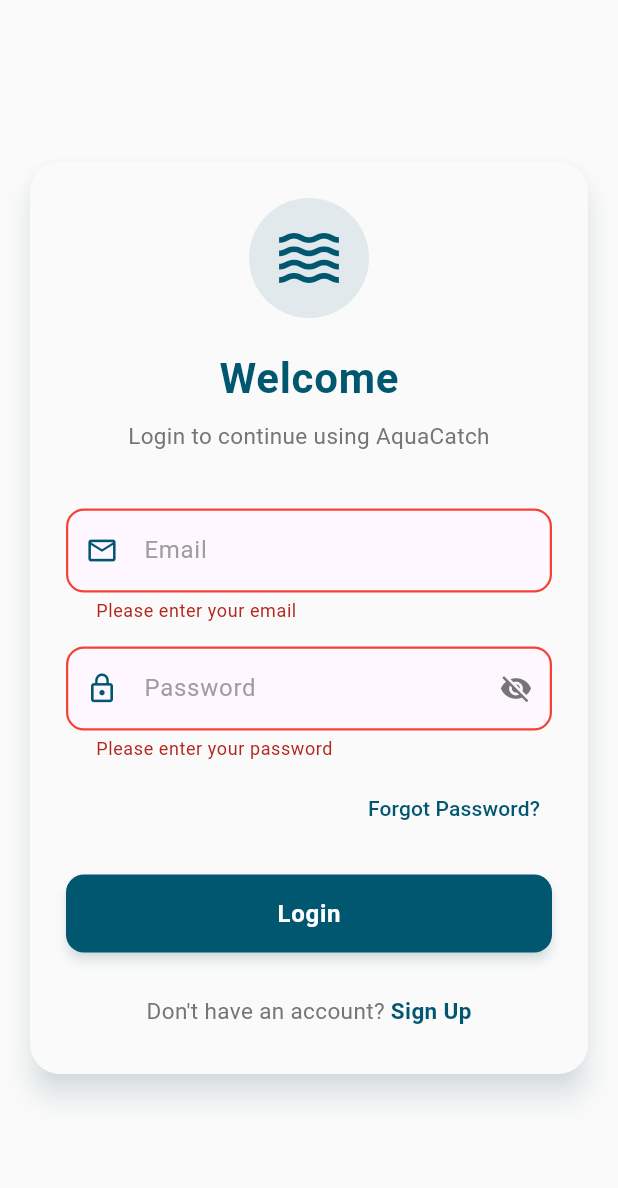
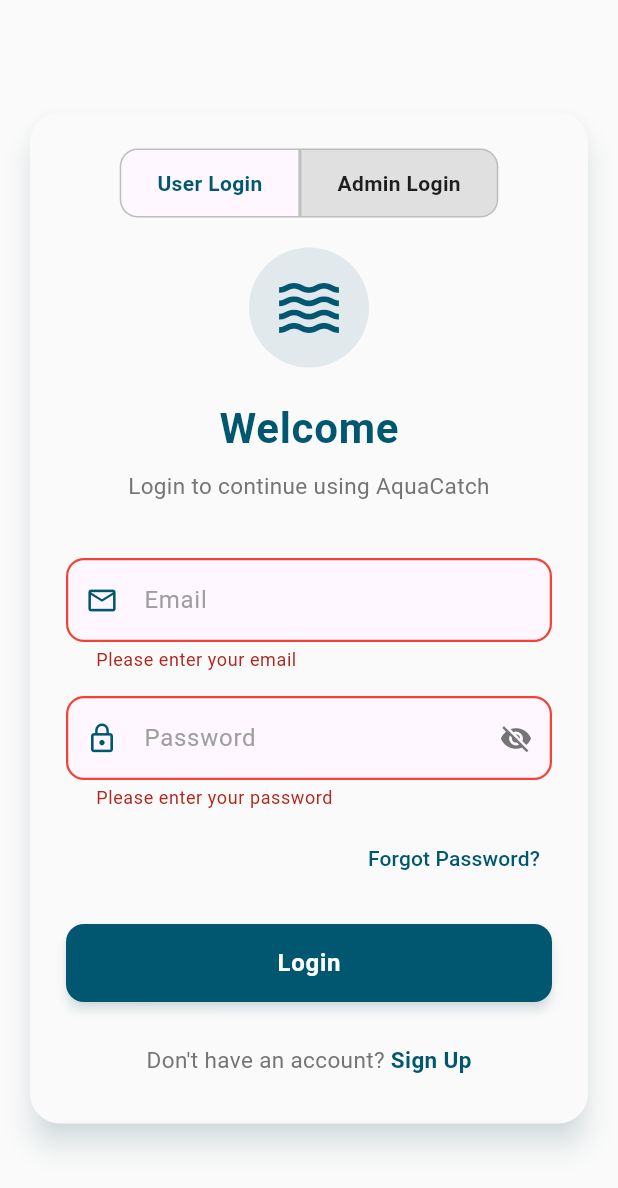
Before and after one commit to codermisba/aquacatch, a Flutter app: the screen it shows after launch, after a tap on "Login", on a phone screen of 412 x 824 dp. Shown: the top 1188 px of the screen. Run offline on Flutter 3.47's test engine with Material 3 defaults, Android fonts, the phone set to English and light mode, and no system bars; our stand-ins replace cloud_firestore, firebase_auth, firebase_core, flutter_dotenv, flutter_markdown, geocoding and 6 more; accounts and stored records are empty.

Commit message:
admin-login

```diff
--- a/lib/login_page.dart
+++ b/lib/login_page.dart
@@ -19,7 +19,7 @@
   final _formKey = GlobalKey<FormState>();
   final TextEditingController emailController = TextEditingController();
   final TextEditingController passwordController = TextEditingController();
-
+  String selectedRole = 'user';
   late AnimationController _controller;
   late Animation<double> _fadeAnimation;
   late Animation<Offset> _slideAnimation;
@@ -123,17 +123,13 @@
           SnackBar(
             content: const Text("Login failed"),
             backgroundColor: Colors.red,
-            behavior: SnackBarBehavior.floating,
-            shape: RoundedRectangleBorder(
-              borderRadius: BorderRadius.circular(10),
-            ),
           ),
         );
         setState(() => _isLoading = false);
         return;
       }
 
-      // ✅ Fetch Firestore user data by uid
+      // 🔥 Fetch Firestore user data by uid
       DocumentSnapshot userDoc = await FirebaseFirestore.instance
           .collection('users')
           .doc(user.uid)
@@ -144,23 +140,27 @@
           SnackBar(
             content: const Text("User profile not found in Firestore"),
             backgroundColor: Colors.red,
-            behavior: SnackBarBehavior.floating,
-            shape: RoundedRectangleBorder(
-              borderRadius: BorderRadius.circular(10),
-            ),
           ),
         );
         setState(() => _isLoading = false);
         return;
       }
 
-      // final userData = userDoc.data() as Map<String, dynamic>;
+      final userData = userDoc.data() as Map<String, dynamic>;
+      final String role = userData['role'] ?? "user";
 
-      // Navigate to Home Page
-      Navigator.pushReplacement(
-        context,
-        MaterialPageRoute(builder: (_) => MainNavigation()),
-      );
+      // ✅ Redirect based on role
+      if (role == "admin") {
+        Navigator.pushReplacement(
+          context,
+          MaterialPageRoute(builder: (_) => const MainNavigation()),
+        );
+      } else {
+        Navigator.pushReplacement(
+          context,
+          MaterialPageRoute(builder: (_) => const MainNavigation()),
+        );
+      }
     } on FirebaseAuthException catch (e) {
       String message = '';
       if (e.code == 'user-not-found') {
@@ -174,25 +174,11 @@
       }
 
       ScaffoldMessenger.of(context).showSnackBar(
-        SnackBar(
-          content: Text(message),
-          backgroundColor: Colors.red,
-          behavior: SnackBarBehavior.floating,
-          shape: RoundedRectangleBorder(
-            borderRadius: BorderRadius.circular(10),
-          ),
-        ),
+        SnackBar(content: Text(message), backgroundColor: Colors.red),
       );
     } catch (e) {
       ScaffoldMessenger.of(context).showSnackBar(
-        SnackBar(
-          content: Text('Error: $e'),
-          backgroundColor: Colors.red,
-          behavior: SnackBarBehavior.floating,
-          shape: RoundedRectangleBorder(
-            borderRadius: BorderRadius.circular(10),
-          ),
-        ),
+        SnackBar(content: Text('Error: $e'), backgroundColor: Colors.red),
       );
     } finally {
       setState(() => _isLoading = false);
@@ -297,6 +283,75 @@
                         mainAxisSize: MainAxisSize.min,
                         children: [
                           // Logo/Icon area (optional)
+                          Row(
+                            mainAxisAlignment: MainAxisAlignment.center,
+                            children: [
+                              GestureDetector(
+                                onTap: () =>
+                                    setState(() => selectedRole = "user"),
+                                child: Container(
+                                  padding: const EdgeInsets.symmetric(
+                                    horizontal: 24,
+                                    vertical: 12,
+                                  ),
+                                  decoration: BoxDecoration(
+                                    color: selectedRole == "user"
+                                        ? Theme.of(context).cardColor
+                                        : Colors.grey[300],
+                                    borderRadius: const BorderRadius.only(
+                                      topLeft: Radius.circular(12),
+                                      bottomLeft: Radius.circular(12),
+                                    ),
+                                    border: Border.all(
+                                      color: Colors.grey.shade400,
+                                    ),
+                                  ),
+                                  child: Text(
+                                    "User Login",
+                                    style: TextStyle(
+                                      fontWeight: FontWeight.bold,
+                                      color: selectedRole == "user"
+                                          ? Theme.of(context).primaryColor
+                                          : Colors.black87,
+                                    ),
+                                  ),
+                                ),
+                              ),
+                              GestureDetector(
+                                onTap: () =>
+                                    setState(() => selectedRole = "admin"),
+                                child: Container(
+                                  padding: const EdgeInsets.symmetric(
+                                    horizontal: 24,
+                                    vertical: 12,
+                                  ),
+                                  decoration: BoxDecoration(
+                                    color: selectedRole == "admin"
+                                        ? Theme.of(context).cardColor
+                                        : Colors.grey[300],
+                                    borderRadius: const BorderRadius.only(
+                                      topRight: Radius.circular(12),
+                                      bottomRight: Radius.circular(12),
+                                    ),
+                                    border: Border.all(
+                                      color: Colors.grey.shade400,
+                                    ),
+                                  ),
+                                  child: Text(
+                                    "Admin Login",
+                                    style: TextStyle(
+                                      fontWeight: FontWeight.bold,
+                                      color: selectedRole == "admin"
+                                          ? Theme.of(context).primaryColor
+                                          : Colors.black87,
+                                    ),
+                                  ),
+                                ),
+                              ),
+                            ],
+                          ),
+
+                          const SizedBox(height: 20),
                           Container(
                             padding: const EdgeInsets.all(16),
                             decoration: BoxDecoration(
```
Also changed, not shown: assets/images/widget.png (added).
